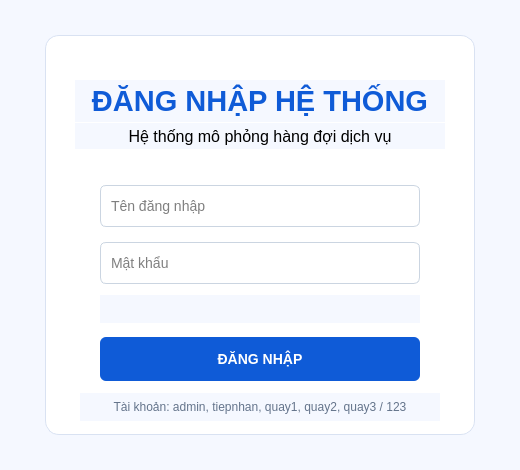
DangDan111/Nhom4_Hethongmophonghangdoidichvu, file ui/login.ui: the form before one commit.
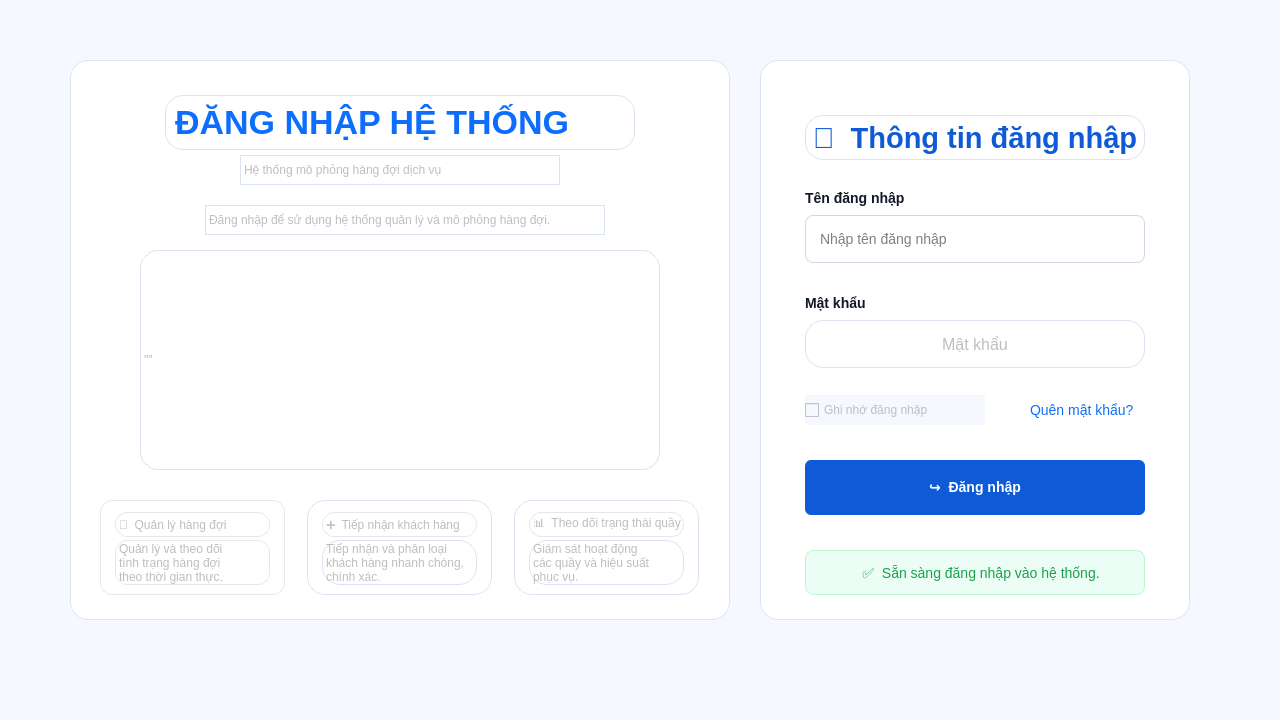
The form after the commit.

```diff
--- a/ui/login.ui
+++ b/ui/login.ui
@@ -2,46 +2,494 @@
 <ui version="4.0">
  <class>LoginForm</class>
  <widget class="QWidget" name="LoginForm">
-  <property name="geometry"><rect><x>0</x><y>0</y><width>520</width><height>470</height></rect></property>
-  <property name="windowTitle"><string>Đăng nhập hệ thống</string></property>
-  <property name="styleSheet"><string notr="true">QWidget{background:#f5f8ff;} QFrame#card{background:white;border:1px solid #d9e2f2;border-radius:14px;} QLineEdit{background:white;border:1px solid #cbd5e1;border-radius:6px;padding:8px;font-size:14px;} QPushButton{background:#0f5bd7;color:white;border-radius:6px;font-weight:700;font-size:14px;}</string></property>
-  <widget class="QFrame" name="card">
-   <property name="geometry"><rect><x>45</x><y>35</y><width>430</width><height>400</height></rect></property>
+  <property name="enabled">
+   <bool>false</bool>
+  </property>
+  <property name="geometry">
+   <rect>
+    <x>0</x>
+    <y>0</y>
+    <width>1280</width>
+    <height>720</height>
+   </rect>
+  </property>
+  <property name="minimumSize">
+   <size>
+    <width>1280</width>
+    <height>720</height>
+   </size>
+  </property>
+  <property name="windowTitle">
+   <string>Hệ thống mô phỏng hàng đợi dịch vụ</string>
+  </property>
+  <property name="styleSheet">
+   <string notr="true">QWidget{background:#f5f8ff;} QFrame#card{background:white;border:1px solid #d9e2f2;border-radius:14px;} QLineEdit{background:white;border:1px solid #cbd5e1;border-radius:6px;padding:8px;font-size:14px;} QPushButton{background:#0f5bd7;color:white;border-radius:6px;font-weight:700;font-size:14px;}</string>
+  </property>
+  <widget class="QFrame" name="rightFrame"> 
+   <property name="geometry">
+    <rect>
+     <x>760</x>
+     <y>60</y>
+     <width>430</width>
+     <height>560</height>
+    </rect>
+   </property>
+   <property name="styleSheet">
+    <string notr="true">QFrame {
+    background-color: white;
+    border: 1px solid #dbe3f0;
+    border-radius: 18px;
+}</string>
+   </property>
    <widget class="QLabel" name="lblTieuDe">
-    <property name="geometry"><rect><x>30</x><y>45</y><width>370</width><height>42</height></rect></property>
-    <property name="font"><font><family>Segoe UI</family><pointsize>22</pointsize><bold>true</bold></font></property>
-    <property name="styleSheet"><string notr="true">color:#0f5bd7;</string></property>
-    <property name="alignment"><set>Qt::AlignCenter</set></property>
-    <property name="text"><string>ĐĂNG NHẬP HỆ THỐNG</string></property>
+    <property name="geometry">
+     <rect>
+      <x>45</x>
+      <y>55</y>
+      <width>340</width>
+      <height>45</height>
+     </rect>
+    </property>
+    <property name="font">
+     <font>
+      <family>Segoe UI</family>
+      <pointsize>22</pointsize>
+      <bold>true</bold>
+     </font>
+    </property>
+    <property name="styleSheet">
+     <string notr="true">color:#0f5bd7;</string>
+    </property>
+    <property name="text">
+     <string>👤  Thông tin đăng nhập</string>
+    </property>
+    <property name="alignment">
+     <set>Qt::AlignmentFlag::AlignCenter</set>
+    </property>
    </widget>
    <widget class="QLabel" name="lblPhuDe">
-    <property name="geometry"><rect><x>30</x><y>88</y><width>370</width><height>26</height></rect></property>
-    <property name="font"><font><family>Segoe UI</family><pointsize>12</pointsize></font></property>
-    <property name="alignment"><set>Qt::AlignCenter</set></property>
-    <property name="text"><string>Hệ thống mô phỏng hàng đợi dịch vụ</string></property>
-   </widget>
-   <widget class="QLineEdit" name="txtUsername">
-    <property name="geometry"><rect><x>55</x><y>150</y><width>320</width><height>42</height></rect></property>
-    <property name="placeholderText"><string>Tên đăng nhập</string></property>
-   </widget>
-   <widget class="QLineEdit" name="txtPassword">
-    <property name="geometry"><rect><x>55</x><y>207</y><width>320</width><height>42</height></rect></property>
-    <property name="placeholderText"><string>Mật khẩu</string></property>
-   </widget>
-   <widget class="QLabel" name="lblThongBao">
-    <property name="geometry"><rect><x>55</x><y>260</y><width>320</width><height>28</height></rect></property>
-    <property name="alignment"><set>Qt::AlignCenter</set></property>
-    <property name="text"><string/></property>
+    <property name="geometry">
+     <rect>
+      <x>45</x>
+      <y>260</y>
+      <width>340</width>
+      <height>48</height>
+     </rect>
+    </property>
+    <property name="font">
+     <font>
+      <family>Segoe UI</family>
+      <pointsize>12</pointsize>
+     </font>
+    </property>
+    <property name="text">
+     <string>Mật khẩu</string>
+    </property>
+    <property name="alignment">
+     <set>Qt::AlignmentFlag::AlignCenter</set>
+    </property>
    </widget>
    <widget class="QPushButton" name="btnDangNhap">
-    <property name="geometry"><rect><x>55</x><y>302</y><width>320</width><height>44</height></rect></property>
-    <property name="text"><string>ĐĂNG NHẬP</string></property>
+    <property name="geometry">
+     <rect>
+      <x>45</x>
+      <y>400</y>
+      <width>340</width>
+      <height>55</height>
+     </rect>
+    </property>
+    <property name="text">
+     <string>↪  Đăng nhập</string>
+    </property>
    </widget>
    <widget class="QLabel" name="lblTaiKhoanMau">
-    <property name="geometry"><rect><x>35</x><y>358</y><width>360</width><height>28</height></rect></property>
-    <property name="styleSheet"><string notr="true">color:#64748b;</string></property>
-    <property name="alignment"><set>Qt::AlignCenter</set></property>
-    <property name="text"><string>Tài khoản: admin, tiepnhan, quay1, quay2, quay3 / 123</string></property>
+    <property name="geometry">
+     <rect>
+      <x>45</x>
+      <y>490</y>
+      <width>340</width>
+      <height>45</height>
+     </rect>
+    </property>
+    <property name="styleSheet">
+     <string notr="true">QLabel {
+    background-color: #ecfdf5;
+    color: #16a34a;
+    border: 1px solid #bbf7d0;
+    border-radius: 8px;
+    padding-left: 12px;
+    font-size: 14px;
+}</string>
+    </property>
+    <property name="text">
+     <string>✅  Sẵn sàng đăng nhập vào hệ thống.</string>
+    </property>
+    <property name="alignment">
+     <set>Qt::AlignmentFlag::AlignCenter</set>
+    </property>
+   </widget>
+   <widget class="QLabel" name="lblThongTinDangNhap">
+    <property name="geometry">
+     <rect>
+      <x>45</x>
+      <y>125</y>
+      <width>200</width>
+      <height>25</height>
+     </rect>
+    </property>
+    <property name="font">
+     <font>
+      <pointsize>-1</pointsize>
+      <bold>true</bold>
+     </font>
+    </property>
+    <property name="styleSheet">
+     <string notr="true">QLabel{
+    color:#111827;
+    border:none;
+    background:transparent;
+    font-size:14px;
+    font-weight:bold;
+}</string>
+    </property>
+    <property name="text">
+     <string>Tên đăng nhập</string>
+    </property>
+   </widget>
+   <widget class="QLineEdit" name="txtUsername">
+    <property name="geometry">
+     <rect>
+      <x>45</x>
+      <y>155</y>
+      <width>340</width>
+      <height>48</height>
+     </rect>
+    </property>
+    <property name="styleSheet">
+     <string notr="true">QLineEdit{
+    border:1px solid #cfd8e3;
+    border-radius:8px;
+    padding-left:12px;
+    font-size:14px;
+    background:white;
+}
+
+QLineEdit:focus{
+    border:2px solid #0d6efd;
+}</string>
+    </property>
+    <property name="placeholderText">
+     <string>Nhập tên đăng nhập</string>
+    </property>
+   </widget>
+   <widget class="QCheckBox" name="checkBox">
+    <property name="geometry">
+     <rect>
+      <x>45</x>
+      <y>335</y>
+      <width>180</width>
+      <height>30</height>
+     </rect>
+    </property>
+    <property name="text">
+     <string>Ghi nhớ đăng nhập</string>
+    </property>
+   </widget>
+   <widget class="QLabel" name="label_7">
+    <property name="geometry">
+     <rect>
+      <x>270</x>
+      <y>335</y>
+      <width>120</width>
+      <height>30</height>
+     </rect>
+    </property>
+    <property name="styleSheet">
+     <string notr="true">QLabel {
+    color: #0d6efd;
+    font-size: 14px;
+    border: none;
+}</string>
+    </property>
+    <property name="text">
+     <string>Quên mật khẩu?</string>
+    </property>
+   </widget>
+   <widget class="QLabel" name="label_11">
+    <property name="geometry">
+     <rect>
+      <x>45</x>
+      <y>230</y>
+      <width>200</width>
+      <height>25</height>
+     </rect>
+    </property>
+    <property name="font">
+     <font>
+      <pointsize>-1</pointsize>
+      <bold>true</bold>
+     </font>
+    </property>
+    <property name="styleSheet">
+     <string notr="true">QLabel{
+    color:#111827;
+    border:none;
+    background:transparent;
+    font-size:14px;
+    font-weight:bold;
+}</string>
+    </property>
+    <property name="text">
+     <string>Mật khẩu</string>
+    </property>
+   </widget>
+  </widget>
+  <widget class="QFrame" name="leftFrame">
+   <property name="geometry">
+    <rect>
+     <x>70</x>
+     <y>60</y>
+     <width>660</width>
+     <height>560</height>
+    </rect>
+   </property>
+   <property name="styleSheet">
+    <string notr="true">QFrame {
+    background-color: white;
+    border: 1px solid #dbe3f0;
+    border-radius: 18px;
+}</string>
+   </property>
+   <property name="frameShape">
+    <enum>QFrame::Shape::StyledPanel</enum>
+   </property>
+   <property name="frameShadow">
+    <enum>QFrame::Shadow::Raised</enum>
+   </property>
+   <widget class="QLabel" name="lblTieuDe_2">
+    <property name="geometry">
+     <rect>
+      <x>95</x>
+      <y>35</y>
+      <width>470</width>
+      <height>55</height>
+     </rect>
+    </property>
+    <property name="styleSheet">
+     <string notr="true">QLabel {
+    color: #0d6efd;
+    font-size: 34px;
+    font-weight: bold;
+}</string>
+    </property>
+    <property name="text">
+     <string>ĐĂNG NHẬP HỆ THỐNG</string>
+    </property>
+   </widget>
+   <widget class="QLabel" name="label">
+    <property name="geometry">
+     <rect>
+      <x>170</x>
+      <y>95</y>
+      <width>320</width>
+      <height>30</height>
+     </rect>
+    </property>
+    <property name="midLineWidth">
+     <number>-5</number>
+    </property>
+    <property name="text">
+     <string>Hệ thống mô phỏng hàng đợi dịch vụ</string>
+    </property>
+   </widget>
+   <widget class="QLabel" name="label_2">
+    <property name="geometry">
+     <rect>
+      <x>135</x>
+      <y>145</y>
+      <width>400</width>
+      <height>30</height>
+     </rect>
+    </property>
+    <property name="text">
+     <string>Đăng nhập để sử dụng hệ thống quản lý và mô phỏng hàng đợi.</string>
+    </property>
+   </widget>
+   <widget class="QLabel" name="label_3">
+    <property name="geometry">
+     <rect>
+      <x>70</x>
+      <y>190</y>
+      <width>520</width>
+      <height>220</height>
+     </rect>
+    </property>
+    <property name="styleSheet">
+     <string notr="true"/>
+    </property>
+    <property name="text">
+     <string>&quot;&quot;</string>
+    </property>
+   </widget>
+   <widget class="QFrame" name="frameQuanLy">
+    <property name="geometry">
+     <rect>
+      <x>30</x>
+      <y>440</y>
+      <width>185</width>
+      <height>95</height>
+     </rect>
+    </property>
+    <property name="styleSheet">
+     <string notr="true">QFrame{
+    background:white;
+    border:1px solid #e5e7eb;
+    border-radius:12px;
+}</string>
+    </property>
+    <property name="frameShape">
+     <enum>QFrame::Shape::StyledPanel</enum>
+    </property>
+    <property name="frameShadow">
+     <enum>QFrame::Shadow::Raised</enum>
+    </property>
+    <widget class="QLabel" name="label_4">
+     <property name="geometry">
+      <rect>
+       <x>15</x>
+       <y>12</y>
+       <width>155</width>
+       <height>25</height>
+      </rect>
+     </property>
+     <property name="styleSheet">
+      <string notr="true">QFrame {
+    background-color: white;
+    border: 1px solid #e5e7eb;
+    border-radius: 12px;
+}</string>
+     </property>
+     <property name="text">
+      <string>👥  Quản lý hàng đợi</string>
+     </property>
+    </widget>
+    <widget class="QLabel" name="label_8">
+     <property name="geometry">
+      <rect>
+       <x>15</x>
+       <y>40</y>
+       <width>155</width>
+       <height>45</height>
+      </rect>
+     </property>
+     <property name="text">
+      <string>Quản lý và theo dõi
+tình trạng hàng đợi
+theo thời gian thực.</string>
+     </property>
+    </widget>
+   </widget>
+   <widget class="QFrame" name="frame">
+    <property name="geometry">
+     <rect>
+      <x>237</x>
+      <y>440</y>
+      <width>185</width>
+      <height>95</height>
+     </rect>
+    </property>
+    <property name="frameShape">
+     <enum>QFrame::Shape::StyledPanel</enum>
+    </property>
+    <property name="frameShadow">
+     <enum>QFrame::Shadow::Raised</enum>
+    </property>
+    <widget class="QLabel" name="label_5">
+     <property name="geometry">
+      <rect>
+       <x>15</x>
+       <y>12</y>
+       <width>155</width>
+       <height>25</height>
+      </rect>
+     </property>
+     <property name="styleSheet">
+      <string notr="true">QFrame {
+    background-color: white;
+    border: 1px solid #e5e7eb;
+    border-radius: 12px;
+}</string>
+     </property>
+     <property name="text">
+      <string>➕  Tiếp nhận khách hàng</string>
+     </property>
+    </widget>
+    <widget class="QLabel" name="label_9">
+     <property name="geometry">
+      <rect>
+       <x>15</x>
+       <y>40</y>
+       <width>155</width>
+       <height>45</height>
+      </rect>
+     </property>
+     <property name="text">
+      <string>Tiếp nhận và phân loại
+khách hàng nhanh chóng,
+chính xác.</string>
+     </property>
+    </widget>
+   </widget>
+   <widget class="QFrame" name="frame_2">
+    <property name="geometry">
+     <rect>
+      <x>444</x>
+      <y>440</y>
+      <width>185</width>
+      <height>95</height>
+     </rect>
+    </property>
+    <property name="frameShape">
+     <enum>QFrame::Shape::StyledPanel</enum>
+    </property>
+    <property name="frameShadow">
+     <enum>QFrame::Shadow::Raised</enum>
+    </property>
+    <widget class="QLabel" name="label_6">
+     <property name="geometry">
+      <rect>
+       <x>15</x>
+       <y>12</y>
+       <width>155</width>
+       <height>25</height>
+      </rect>
+     </property>
+     <property name="styleSheet">
+      <string notr="true">QFrame {
+    background-color: white;
+    border: 1px solid #e5e7eb;
+    border-radius: 12px;
+}</string>
+     </property>
+     <property name="text">
+      <string>📊  Theo dõi trạng thái quầy</string>
+     </property>
+    </widget>
+    <widget class="QLabel" name="label_10">
+     <property name="geometry">
+      <rect>
+       <x>15</x>
+       <y>40</y>
+       <width>155</width>
+       <height>45</height>
+      </rect>
+     </property>
+     <property name="text">
+      <string>Giám sát hoạt động
+các quầy và hiệu suất
+phục vụ.</string>
+     </property>
+    </widget>
    </widget>
   </widget>
  </widget>
```
